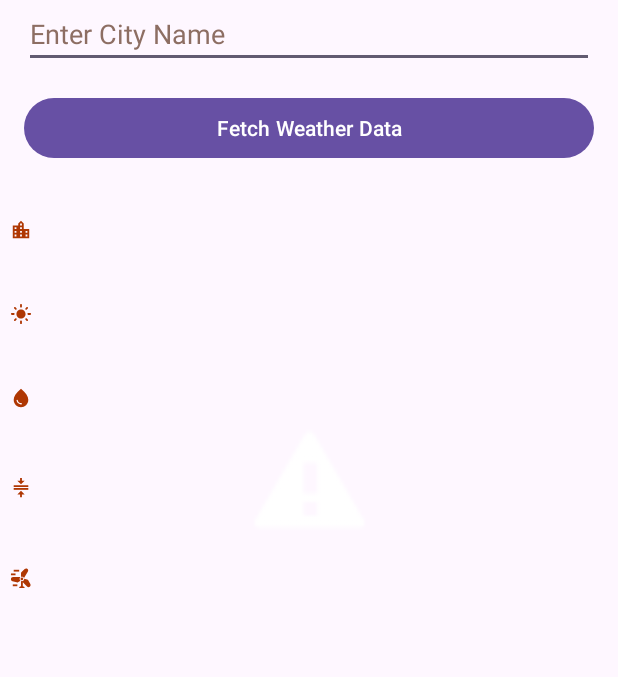
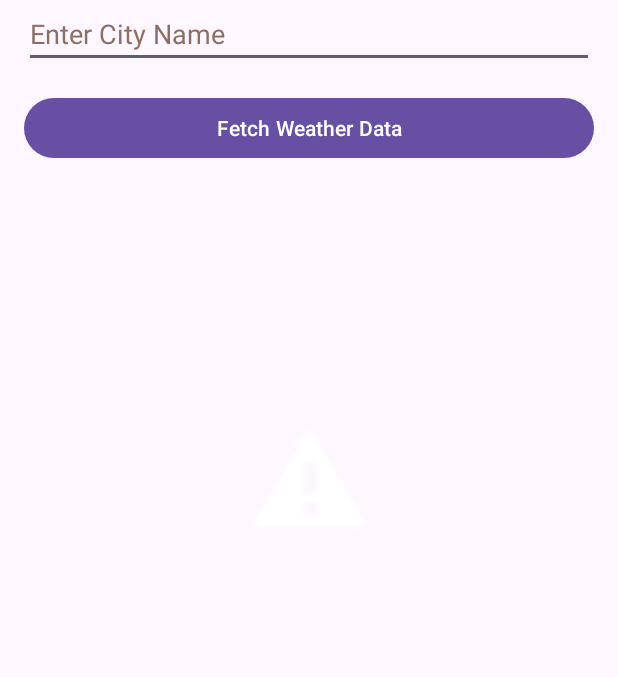
Before and after one commit to CS5520Feinberg/final-project-v2-group-11, an Android app: the SecondActivity screen opened directly, with no data from a screen before it, after a tap on "Fetch Weather Data", on a phone screen of 412 x 824 dp. Shown: the top 677 px of the screen. Run offline under Robolectric (Android 15) with nearby library versions, the phone set to English and light mode, and no system bars.

Commit message:
added changes to images and works with edge cases

```diff
--- a/NUMAD23Su_gourpv2_11/app/src/main/java/com/example/numad23su_gourpv2_11/SecondActivity.java
+++ b/NUMAD23Su_gourpv2_11/app/src/main/java/com/example/numad23su_gourpv2_11/SecondActivity.java
@@ -26,7 +26,7 @@ public class SecondActivity extends AppCompatActivity {
     private EditText cityName;
     private ProgressBar progressBar;
 
-    private ImageView errorImage;
+    private ImageView errorImage, cityImage, temperatureImage, pressureImage, humidityImage, wspImage;
 
     private TextView cityNameResult, temperatureResult, humidityresult, pressureResult,
             windspeedResult;
@@ -45,6 +45,11 @@ public class SecondActivity extends AppCompatActivity {
         windspeedResult = findViewById(R.id.windspeedResult);
 
         errorImage = findViewById(R.id.errorImage);
+        cityImage = findViewById(R.id.cityImages);
+        temperatureImage = findViewById(R.id.temperatureImage);
+        humidityImage = findViewById(R.id.humidityImage);
+        wspImage = findViewById(R.id.wspImage);
+        pressureImage = findViewById(R.id.pressureImage);
 
         progressBar = findViewById(R.id.progress_circular);
 
@@ -70,11 +75,22 @@ public class SecondActivity extends AppCompatActivity {
                 parseJsonData(result.toString());
             } catch (Exception e) {
                 Log.e("SecondActivity", "Error fetching weather data", e);
+
+                runOnUiThread(() -> cityImage.setVisibility(View.GONE));
                 runOnUiThread(() -> cityNameResult.setText(""));
+
+                runOnUiThread(() -> temperatureImage.setVisibility(View.GONE));
                 runOnUiThread(() -> temperatureResult.setText(""));
+
+                runOnUiThread(() -> humidityImage.setVisibility(View.GONE));
                 runOnUiThread(() -> humidityresult.setText(""));
+
+                runOnUiThread(() -> pressureImage.setVisibility(View.GONE));
                 runOnUiThread(() -> pressureResult.setText(""));
+
+                runOnUiThread(() -> wspImage.setVisibility(View.GONE));
                 runOnUiThread(() -> windspeedResult.setText(""));
+
                 runOnUiThread(() -> errorImage.setVisibility(View.VISIBLE));
                 Snackbar.make(findViewById(R.id.linearLayout), "The city does not exist", Snackbar.LENGTH_LONG).show();
             } finally {
@@ -98,11 +114,21 @@ public class SecondActivity extends AppCompatActivity {
 
             final String cityName = obj.getString("name");
 
+            runOnUiThread(() -> cityImage.setVisibility(View.VISIBLE));
             runOnUiThread(() -> cityNameResult.setText("City: " + cityName));
+
+            runOnUiThread(() -> temperatureImage.setVisibility(View.VISIBLE));
             runOnUiThread(() -> temperatureResult.setText("Temperature: " + temperature));
+
+            runOnUiThread(() -> humidityImage.setVisibility(View.VISIBLE));
             runOnUiThread(() -> humidityresult.setText("Humidity: " + humidity));
+
+            runOnUiThread(() -> pressureImage.setVisibility(View.VISIBLE));
             runOnUiThread(() -> pressureResult.setText("Pressure: " + pressure));
+
+            runOnUiThread(() -> wspImage.setVisibility(View.VISIBLE));
             runOnUiThread(() -> windspeedResult.setText("Wind Speed: " + windSpeed));
+
             runOnUiThread(() -> errorImage.setVisibility(View.GONE));
             //runOnUiThread(() -> resultTextView.setText("City: " + cityName + "\nTemperature: " + temperature + "\nHumidity: " + humidity + "\nPressure: " + pressure + "\nWind Speed: " + windSpeed));
         } catch (Exception e) {
--- a/NUMAD23Su_gourpv2_11/app/src/main/res/layout/activity_second.xml
+++ b/NUMAD23Su_gourpv2_11/app/src/main/res/layout/activity_second.xml
@@ -43,6 +43,7 @@
         android:id="@+id/cityImages"
         android:layout_width="28dp"
         android:layout_height="28dp"
+        android:visibility="gone"
         app:layout_constraintBottom_toBottomOf="@+id/cityNameResult"
         app:layout_constraintStart_toStartOf="parent"
         app:layout_constraintTop_toTopOf="@+id/cityNameResult"
@@ -63,6 +64,7 @@
         android:id="@+id/temperatureImage"
         android:layout_width="28dp"
         android:layout_height="28dp"
+        android:visibility="gone"
         android:contentDescription="@string/tempImage"
         app:layout_constraintBottom_toBottomOf="@+id/temperatureResult"
         app:layout_constraintStart_toStartOf="parent"
@@ -83,6 +85,7 @@
         android:id="@+id/humidityImage"
         android:layout_width="28dp"
         android:layout_height="28dp"
+        android:visibility="gone"
         app:layout_constraintBottom_toBottomOf="@+id/humidityResult"
         app:layout_constraintStart_toStartOf="parent"
         app:layout_constraintTop_toTopOf="@+id/humidityResult"
@@ -102,6 +105,7 @@
         android:id="@+id/pressureImage"
         android:layout_width="28dp"
         android:layout_height="28dp"
+        android:visibility="gone"
         app:layout_constraintBottom_toBottomOf="@+id/pressureResult"
         app:layout_constraintStart_toStartOf="parent"
         app:layout_constraintTop_toTopOf="@+id/pressureResult"
@@ -121,6 +125,7 @@
         android:id="@+id/wspImage"
         android:layout_width="28dp"
         android:layout_height="28dp"
+        android:visibility="gone"
         app:layout_constraintBottom_toBottomOf="@+id/windspeedResult"
         app:layout_constraintStart_toStartOf="parent"
         app:layout_constraintTop_toTopOf="@+id/windspeedResult"
```
